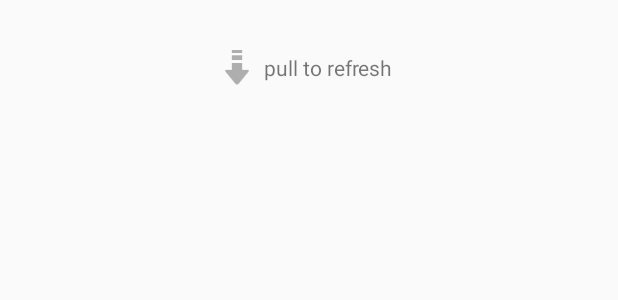
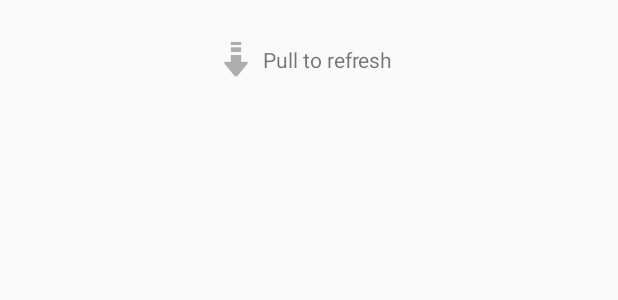
Before and after one commit to skill20/RecycleViewAdapterDemo, an Android app: the layout layout_header.xml on its own in the app's theme, with its tools: preview values and no code run, on a phone screen of 412 x 824 dp. Shown: the top 300 px of the screen. Run offline under Robolectric (Android 15) with nearby library versions, the phone set to English and light mode, and no system bars.

Commit message:
下拉刷新更新。

```diff
--- a/RecycleView/src/main/java/com/example/recycleview/BaseRefreshHeader.java
+++ b/RecycleView/src/main/java/com/example/recycleview/BaseRefreshHeader.java
@@ -1,8 +1,6 @@
 package com.example.recycleview;
 
-/**
- * Created by jianghejie on 15/11/22.
- */
+
 interface BaseRefreshHeader {
     int STATE_NORMAL = 0;
     int STATE_RELEASE_TO_REFRESH = 1;
--- a/RecycleView/src/main/java/com/example/recycleview/LoadingMoreFooter.java
+++ b/RecycleView/src/main/java/com/example/recycleview/LoadingMoreFooter.java
@@ -49,15 +49,15 @@ public class LoadingMoreFooter extends LinearLayout {
         switch (state) {
             case STATE_LOADING:
                 mIvProgress.setVisibility(View.VISIBLE);
-                mText.setText("loading ...");
+                mText.setText(R.string.loading);
                 this.setVisibility(View.VISIBLE);
                 break;
             case STATE_COMPLETE:
-                mText.setText("loading ...");
+                mText.setText(R.string.loading);
                 this.setVisibility(View.GONE);
                 break;
             case STATE_NOMORE:
-                mText.setText("no more data ...");
+                mText.setText(R.string.no_more_data);
                 mIvProgress.setVisibility(View.GONE);
                 this.setVisibility(View.VISIBLE);
                 break;
--- a/RecycleView/src/main/res/layout/layout_header.xml
+++ b/RecycleView/src/main/res/layout/layout_header.xml
@@ -2,16 +2,15 @@
 <LinearLayout xmlns:android="http://schemas.android.com/apk/res/android"
               android:layout_width="match_parent"
               android:layout_height="wrap_content"
-              android:orientation="vertical">
-
+              android:gravity="bottom"
+    >
+    <!--嵌套2层是为了下拉的时候，跟随下来，不是打开的那种-->
     <LinearLayout
-        android:id="@+id/container"
         android:layout_width="match_parent"
         android:layout_height="80dp"
         android:gravity="center"
-        android:orientation="horizontal"
-        android:paddingTop="10dp"
-        >
+        android:orientation="horizontal">
+
 
         <ImageView
             android:id="@+id/pull_view"
@@ -24,6 +23,9 @@
             android:layout_width="wrap_content"
             android:layout_height="wrap_content"
             android:layout_marginLeft="10dp"
-            android:text="pull to refresh"/>
+            android:layout_marginStart="10dp"
+            android:text="@string/pull_to_refresh"/>
+
     </LinearLayout>
+
 </LinearLayout>
--- a/demo/src/main/res/layout/activity_recycle.xml
+++ b/demo/src/main/res/layout/activity_recycle.xml
@@ -4,7 +4,7 @@
               android:layout_height="match_parent"
               android:orientation="vertical">
 
-    <com.example.recycleview.SuperRecycleView
+    <com.example.recycleview.XRecycleView
         android:id="@+id/recycle_view"
         android:layout_width="match_parent"
         android:layout_height="match_parent"/>
```
Also changed, not shown: RecycleView/src/main/java/com/example/recycleview/AppBarStateChangeListener.java (+3 -5 lines), RecycleView/src/main/java/com/example/recycleview/DefaultHeader.java (+17 -14 lines), RecycleView/src/main/java/com/example/recycleview/XRecycleView.java (renamed from RecycleView/src/main/java/com/example/recycleview/SuperRecycleView.java, +4 -4 lines), RecycleView/src/main/res/values/strings.xml (+8 -0 lines), demo/src/main/java/com/recycle/demo/RecycleActivity.java (+4 -4 lines).
